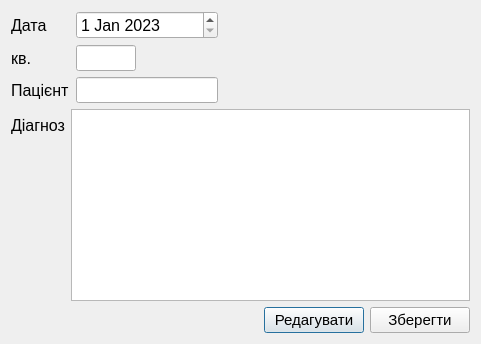
LiquorProg/katalog, file pyqt_files/diagnosis_view.ui: the form before one commit.
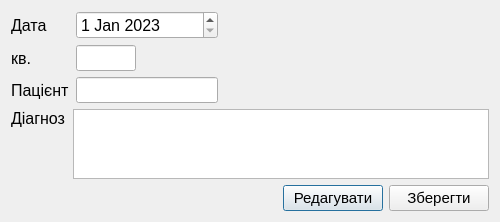
The form after the commit.

```diff
--- a/pyqt_files/diagnosis_view.ui
+++ b/pyqt_files/diagnosis_view.ui
@@ -7,7 +7,7 @@
     <x>0</x>
     <y>0</y>
     <width>500</width>
-    <height>0</height>
+    <height>218</height>
    </rect>
   </property>
   <property name="minimumSize">
@@ -155,7 +155,10 @@
     </layout>
    </item>
    <item row="1" column="0" colspan="2">
-    <layout class="QFormLayout" name="formLayout">
+    <layout class="QGridLayout" name="gridLayout_2">
+     <property name="horizontalSpacing">
+      <number>8</number>
+     </property>
      <item row="0" column="0">
       <widget class="QLabel" name="label_13_view">
        <property name="font">
@@ -172,6 +175,9 @@
        <property name="textFormat">
         <enum>Qt::PlainText</enum>
        </property>
+       <property name="alignment">
+        <set>Qt::AlignLeading|Qt::AlignLeft|Qt::AlignTop</set>
+       </property>
        <property name="margin">
         <number>2</number>
        </property>
```
